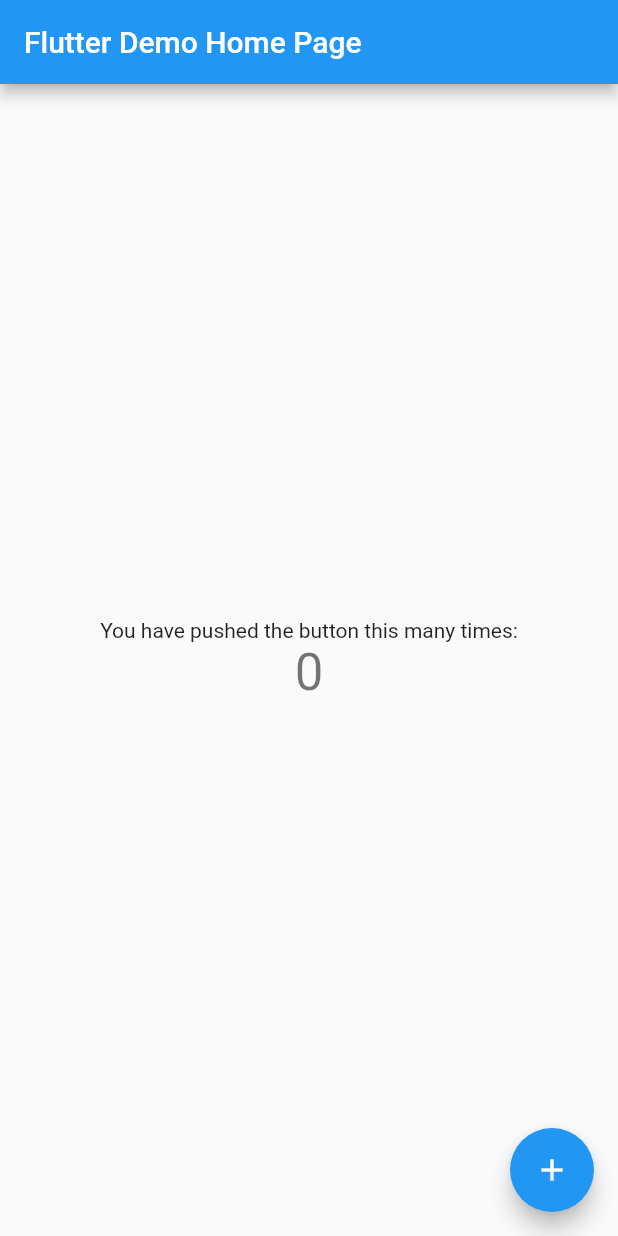
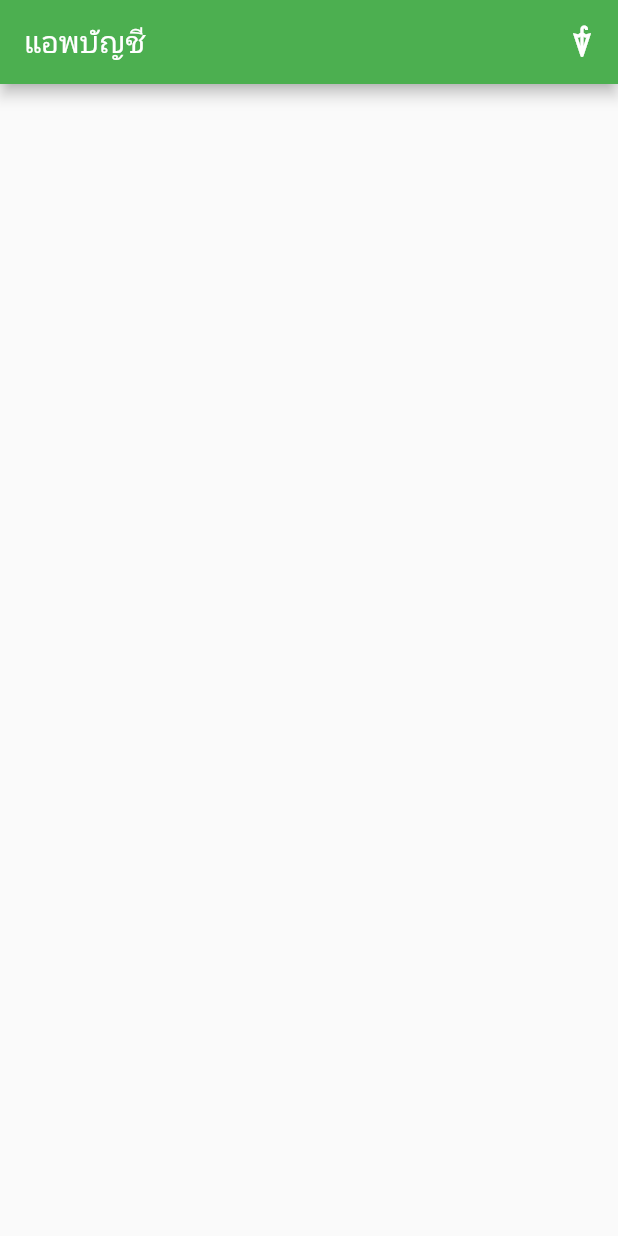
Before and after one commit to Redleafz2735/4-flutter, a Flutter app: the screen it shows after launch, on a phone screen of 412 x 824 dp. Run offline on Flutter 3.47's test engine with Material 2 defaults, Android fonts, the phone set to English and light mode, and no system bars.

Commit message:
commit 2

```diff
--- a/lib/main.dart
+++ b/lib/main.dart
@@ -6,40 +6,20 @@ void main() {
 
 class MyApp extends StatelessWidget {
   const MyApp({Key? key}) : super(key: key);
-
-  // This widget is the root of your application.
   @override
   Widget build(BuildContext context) {
     return MaterialApp(
       title: 'Flutter Demo',
       theme: ThemeData(
-        // This is the theme of your application.
-        //
-        // Try running your application with "flutter run". You'll see the
-        // application has a blue toolbar. Then, without quitting the app, try
-        // changing the primarySwatch below to Colors.green and then invoke
-        // "hot reload" (press "r" in the console where you ran "flutter run",
-        // or simply save your changes to "hot reload" in a Flutter IDE).
-        // Notice that the counter didn't reset back to zero; the application
-        // is not restarted.
-        primarySwatch: Colors.blue,
+        primarySwatch: Colors.green,
       ),
-      home: const MyHomePage(title: 'Flutter Demo Home Page'),
+      home: const MyHomePage(title: 'แอพบัญชี'),
     );
   }
 }
 
 class MyHomePage extends StatefulWidget {
   const MyHomePage({Key? key, required this.title}) : super(key: key);
-
-  // This widget is the home page of your application. It is stateful, meaning
-  // that it has a State object (defined below) that contains fields that affect
-  // how it looks.
-
-  // This class is the configuration for the state. It holds the values (in this
-  // case the title) provided by the parent (in this case the App widget) and
-  // used by the build method of the State. Fields in a Widget subclass are
-  // always marked "final".
 
   final String title;
 
@@ -48,68 +28,18 @@ class MyHomePage extends StatefulWidget {
 }
 
 class _MyHomePageState extends State<MyHomePage> {
-  int _counter = 0;
-
-  void _incrementCounter() {
-    setState(() {
-      // This call to setState tells the Flutter framework that something has
-      // changed in this State, which causes it to rerun the build method below
-      // so that the display can reflect the updated values. If we changed
-      // _counter without calling setState(), then the build method would not be
-      // called again, and so nothing would appear to happen.
-      _counter++;
-    });
-  }
-
   @override
   Widget build(BuildContext context) {
-    // This method is rerun every time setState is called, for instance as done
-    // by the _incrementCounter method above.
-    //
-    // The Flutter framework has been optimized to make rerunning build methods
-    // fast, so that you can just rebuild anything that needs updating rather
-    // than having to individually change instances of widgets.
     return Scaffold(
-      appBar: AppBar(
-        // Here we take the value from the MyHomePage object that was created by
-        // the App.build method, and use it to set our appbar title.
-        title: Text(widget.title),
-      ),
-      body: Center(
-        // Center is a layout widget. It takes a single child and positions it
-        // in the middle of the parent.
-        child: Column(
-          // Column is also a layout widget. It takes a list of children and
-          // arranges them vertically. By default, it sizes itself to fit its
-          // children horizontally, and tries to be as tall as its parent.
-          //
-          // Invoke "debug painting" (press "p" in the console, choose the
-          // "Toggle Debug Paint" action from the Flutter Inspector in Android
-          // Studio, or the "Toggle Debug Paint" command in Visual Studio Code)
-          // to see the wireframe for each widget.
-          //
-          // Column has various properties to control how it sizes itself and
-          // how it positions its children. Here we use mainAxisAlignment to
-          // center the children vertically; the main axis here is the vertical
-          // axis because Columns are vertical (the cross axis would be
-          // horizontal).
-          mainAxisAlignment: MainAxisAlignment.center,
-          children: <Widget>[
-            const Text(
-              'You have pushed the button this many times:',
-            ),
-            Text(
-              '$_counter',
-              style: Theme.of(context).textTheme.headline4,
-            ),
+        appBar: AppBar(
+          title: Text(widget.title),
+          actions: [
+            IconButton(
+              icon: Icon(Icons.umbrella),
+              onPressed: () {},
+            )
           ],
         ),
-      ),
-      floatingActionButton: FloatingActionButton(
-        onPressed: _incrementCounter,
-        tooltip: 'Increment',
-        child: const Icon(Icons.add),
-      ), // This trailing comma makes auto-formatting nicer for build methods.
-    );
+        body: Container());
   }
 }
```
